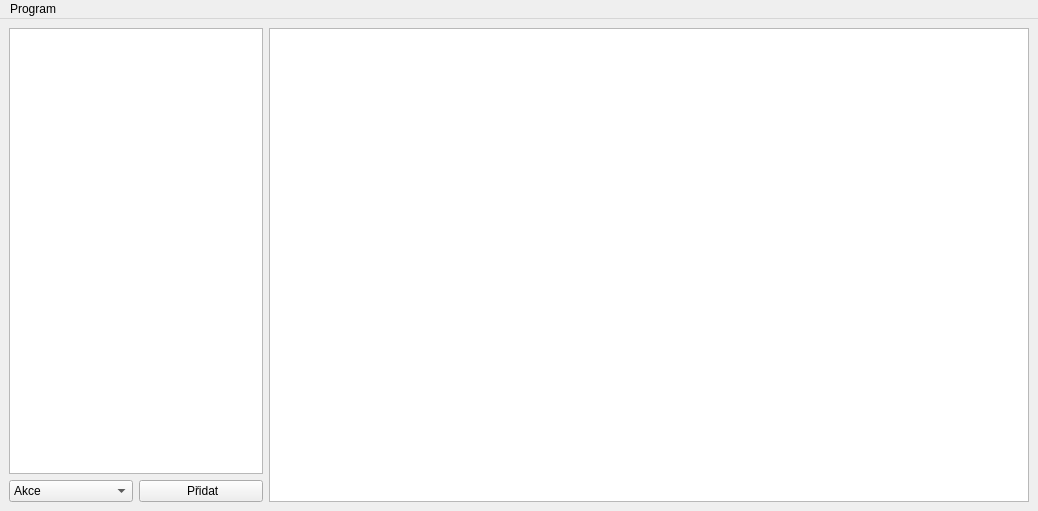
This is src/gui/mainwindow.ui in CZDanol/straw-backup as Qt 5 draws it before an edit. The edited form follows.
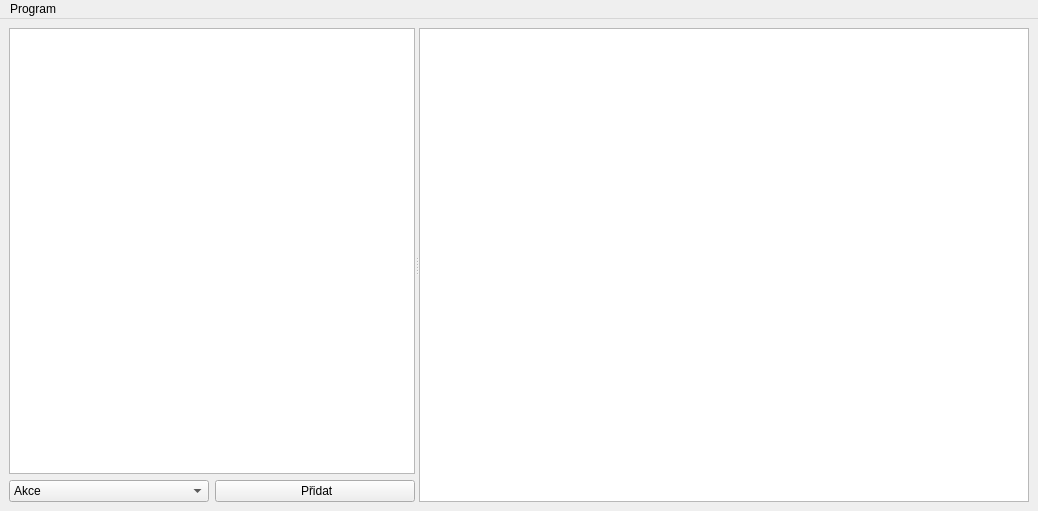
This is the edited form. Icons and pictures are not drawn.

```diff
--- a/src/gui/mainwindow.ui
+++ b/src/gui/mainwindow.ui
@@ -16,10 +16,14 @@
   <widget class="QWidget" name="centralwidget">
    <layout class="QHBoxLayout" name="horizontalLayout">
     <item>
+     <widget class="QSplitter" name="splitter">
+      <property name="orientation">
+       <enum>Qt::Horizontal</enum>
+      </property>
      <widget class="QWidget" name="verticalWidget" native="true">
       <property name="sizePolicy">
        <sizepolicy hsizetype="Preferred" vsizetype="Preferred">
-        <horstretch>1</horstretch>
+         <horstretch>2</horstretch>
         <verstretch>0</verstretch>
        </sizepolicy>
       </property>
@@ -115,8 +119,6 @@
        </item>
       </layout>
      </widget>
-    </item>
-    <item>
      <widget class="QTextBrowser" name="tbLog">
       <property name="sizePolicy">
        <sizepolicy hsizetype="Expanding" vsizetype="Expanding">
@@ -124,6 +126,7 @@
         <verstretch>0</verstretch>
        </sizepolicy>
       </property>
+      </widget>
      </widget>
     </item>
    </layout>
```
Left out of the diff: 2 changed lines with no effect on the pictures. Lines whose indentation alone changed are shown as unchanged.
